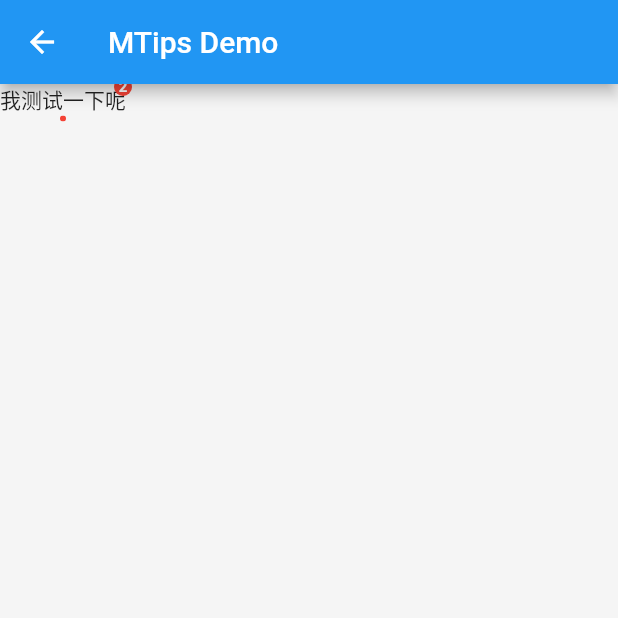
After one commit to mgzzZ/mie, a Flutter app: the TipsDemoPage screen opened directly, on a phone screen of 412 x 824 dp, the top half of it. The commit adds this screen. Run offline on Flutter 3.47's test engine with Material 2 defaults, Android fonts, the phone set to English and light mode, and no system bars.

Commit message:
feat: add tips 小红点

```diff
--- a/example/lib/demos/textfields.dart
+++ b/example/lib/demos/textfields.dart
@@ -14,7 +14,7 @@ class TextFields extends StatefulWidget {
 }
 
 class _TextFieldsState extends State<TextFields> {
-  String text = '';
+  String text = '20';
 
   @override
   Widget build(BuildContext context) {
@@ -30,8 +30,8 @@ class _TextFieldsState extends State<TextFields> {
             style: TextStyle(fontSize: 22),
           ),
           MTextField(
-            text: text,
-            group: true,
+            text: '20',
+            onChanged: (_) {},
           ),
           Text(
             '有状态的输入框:',
--- /dev/null
+++ b/example/lib/demos/tips.dart
@@ -0,0 +1,36 @@
+import 'package:flutter/material.dart';
+import 'package:mie/mie.dart';
+
+///
+/// Created by zgm on 2022/2/16
+/// Describe:
+///
+
+class TipsDemoPage extends StatefulWidget {
+  const TipsDemoPage({Key? key}) : super(key: key);
+
+  @override
+  _TipsDemoPageState createState() => _TipsDemoPageState();
+}
+
+class _TipsDemoPageState extends State<TipsDemoPage> {
+  @override
+  Widget build(BuildContext context) {
+    return Scaffold(
+      appBar: AppBar(
+        title: Text('MTips Demo '),
+      ),
+      body: Container(
+        child: Column(
+          children: [
+            MTips(
+              count: 2,
+              child: Text('我测试一下呢'),
+            ),
+            MTips(),
+          ],
+        ),
+      ),
+    );
+  }
+}
--- a/example/lib/main.dart
+++ b/example/lib/main.dart
@@ -2,6 +2,7 @@ import 'package:example/demos/buttons.dart';
 import 'package:example/demos/containers.dart';
 import 'package:example/demos/textfields.dart';
 import 'package:example/demos/texts.dart';
+import 'package:example/demos/tips.dart';
 import 'package:flutter/material.dart';
 import 'package:mie/mie.dart';
 
@@ -35,7 +36,7 @@ class MyHomePage extends StatefulWidget {
 }
 
 class _MyHomePageState extends State<MyHomePage> {
-  List<String> data = ['Texts', 'Buttons', 'TextFields', 'Containers'];
+  List<String> data = ['Texts', 'Buttons', 'TextFields', 'Containers','Tips'];
 
   void pushPage(String name) {
     switch (name) {
@@ -50,6 +51,9 @@ class _MyHomePageState extends State<MyHomePage> {
         break;
       case 'Containers':
         Navigator.push(context, MaterialPageRoute(builder: (context) => Containers()));
+        break;
+      case 'Tips':
+        Navigator.push(context, MaterialPageRoute(builder: (context) => TipsDemoPage()));
         break;
       default:
     }
--- a/lib/mie.dart
+++ b/lib/mie.dart
@@ -4,5 +4,6 @@ export 'src/buttons.dart';
 export 'src/containers.dart';
 export 'src/m_column.dart';
 export 'src/m_text.dart';
+export 'src/m_tips.dart';
 export 'src/mie_theme.dart';
 export 'src/textfild.dart';
--- /dev/null
+++ b/lib/src/m_tips.dart
@@ -0,0 +1,60 @@
+import 'package:flutter/material.dart';
+
+///
+/// Created by zgm on 2022/2/16
+/// Describe:
+///
+
+class MTips extends StatelessWidget {
+  final Widget? child;
+  final double topPadding;
+  final double rightPadding;
+
+  ///count 为0的时候 小红点消失
+  final int? count;
+  const MTips({Key? key, this.child, this.topPadding = -4, this.rightPadding = -4, this.count})
+      : super(key: key);
+
+  @override
+  Widget build(BuildContext context) {
+    if (child == null) {
+      return ClipOval(
+        child: Container(
+          width: 4,
+          height: 4,
+          color: Colors.red,
+        ),
+      );
+    }
+    return Stack(
+      alignment: Alignment.topRight,
+      clipBehavior: Clip.none,
+      children: [
+        child ?? Container(),
+        Positioned(
+            top: topPadding,
+            right: rightPadding,
+            child: Container(
+              constraints: const BoxConstraints(minWidth: 12),
+              decoration: BoxDecoration(
+                color: Colors.red,
+                borderRadius: const BorderRadius.all(Radius.circular(6)),
+              ),
+              height: 12,
+              child: count != null && count! > 0
+                  ? Center(
+                      child: Padding(
+                        padding: const EdgeInsets.only(left: 2, right: 2),
+                        child: Text(
+                          count! > 99 ? '99+' : count.toString(),
+                          style: TextStyle(
+                              fontWeight: FontWeight.bold, fontSize: 10, color: Colors.white),
+                        ),
+                      ),
+                    )
+                  : Container(),
+            ))
+      ],
+    );
+  }
+}
```
